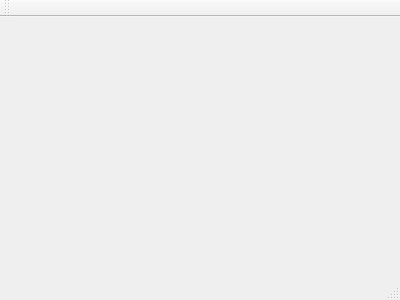
Old version of the form Geo Num/Tp6_GeoNum/mainwindow.ui in the repository Mric26/M1-S8.
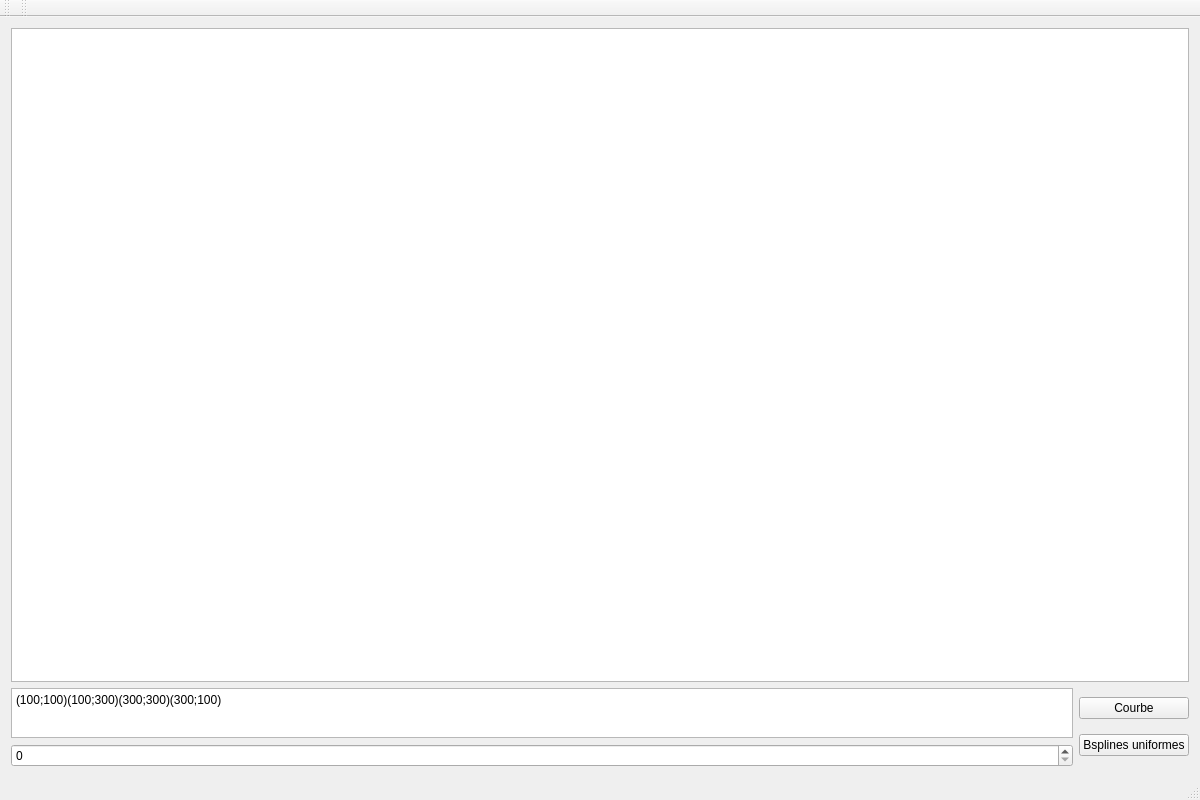
New version of the form.

What changed in the file:
```diff
--- a/Geo Num/Tp6_GeoNum/mainwindow.ui
+++ b/Geo Num/Tp6_GeoNum/mainwindow.ui
@@ -1,24 +1,105 @@
 <ui version="4.0">
  <class>MainWindow</class>
- <widget class="QMainWindow" name="MainWindow" >
-  <property name="geometry" >
+ <widget class="QMainWindow" name="MainWindow">
+  <property name="geometry">
    <rect>
     <x>0</x>
     <y>0</y>
-    <width>400</width>
-    <height>300</height>
+    <width>1200</width>
+    <height>800</height>
    </rect>
   </property>
   <property name="windowTitle" >
    <string>MainWindow</string>
   </property>
-  <widget class="QMenuBar" name="menuBar" />
-  <widget class="QToolBar" name="mainToolBar" />
-  <widget class="QWidget" name="centralWidget" />
-  <widget class="QStatusBar" name="statusBar" />
+  <widget class="QWidget" name="centralWidget">
+   <layout class="QVBoxLayout" name="verticalLayout_2">
+    <item>
+     <widget class="QGraphicsView" name="graphicsView">
+      <property name="minimumSize">
+       <size>
+        <width>500</width>
+        <height>400</height>
+       </size>
+      </property>
+     </widget>
+    </item>
+    <item>
+     <layout class="QHBoxLayout" name="horizontalLayout">
+      <item>
+       <layout class="QVBoxLayout" name="verticalLayout">
+        <item>
+         <widget class="QPlainTextEdit" name="zonePoints">
+          <property name="maximumSize">
+           <size>
+            <width>1000000</width>
+            <height>50</height>
+           </size>
+          </property>
+          <property name="plainText">
+           <string>(100;100)(100;300)(300;300)(300;100)</string>
+          </property>
+         </widget>
+        </item>
+        <item>
+         <widget class="QSpinBox" name="degre"/>
+        </item>
+       </layout>
+      </item>
+      <item>
+       <layout class="QVBoxLayout" name="zoneBoutons">
+        <item>
+         <widget class="QPushButton" name="Courbe">
+          <property name="text">
+           <string>Courbe</string>
+          </property>
+         </widget>
+        </item>
+        <item>
+         <widget class="QPushButton" name="BsplinesUniformes">
+          <property name="text">
+           <string>Bsplines uniformes</string>
+          </property>
+         </widget>
+        </item>
+       </layout>
+      </item>
+     </layout>
+    </item>
+   </layout>
+  </widget>
+  <widget class="QMenuBar" name="menuBar">
+   <property name="geometry">
+    <rect>
+     <x>0</x>
+     <y>0</y>
+     <width>1200</width>
+     <height>20</height>
+    </rect>
+   </property>
+  </widget>
+  <widget class="QToolBar" name="mainToolBar">
+   <attribute name="toolBarArea">
+    <enum>TopToolBarArea</enum>
+   </attribute>
+   <attribute name="toolBarBreak">
+    <bool>false</bool>
+   </attribute>
+  </widget>
+  <widget class="QStatusBar" name="statusBar"/>
+  <widget class="QToolBar" name="toolBar">
+   <property name="windowTitle">
+    <string>toolBar</string>
+   </property>
+   <attribute name="toolBarArea">
+    <enum>TopToolBarArea</enum>
+   </attribute>
+   <attribute name="toolBarBreak">
+    <bool>false</bool>
+   </attribute>
+  </widget>
  </widget>
- <layoutDefault spacing="6" margin="11" />
- <pixmapfunction></pixmapfunction>
+ <layoutdefault spacing="6" margin="11"/>
  <resources/>
  <connections/>
 </ui>
```
Left out of the diff: 3 changed lines with no effect on the pictures.
